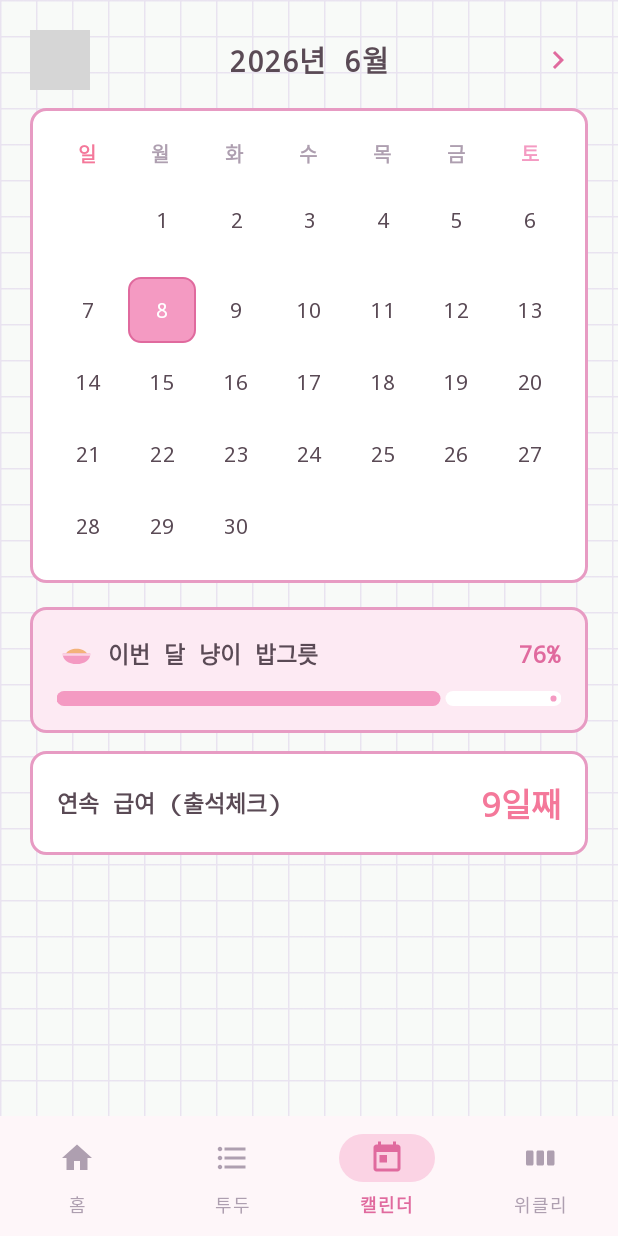
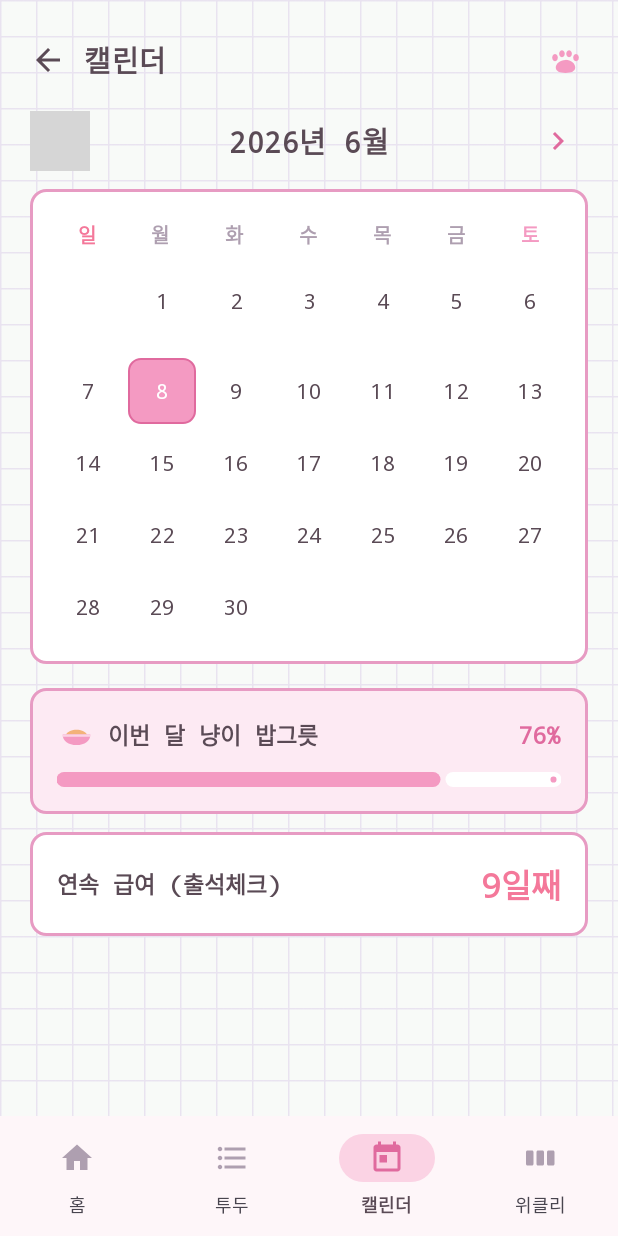
Before and after one commit to hya-th/0236.todo, an Android app: the CalendarFragment screen opened through its navigation route, on a phone screen of 412 x 824 dp. Run offline under Robolectric (Android 15) with nearby library versions, the phone set to English and light mode, and no system bars; our stand-ins replace navigation-ui; grey boxes are pictures that could not be loaded.

Commit message:
하단 네비 활성 라벨 강조 + 캘린더/위클리 백버튼 추가
- GNB 활성 탭 라벨을 핑크+볼드로 표시(itemTextAppearance active/inactive)
- 캘린더 화면 상단에 뒤로가기 바 추가(홈 복귀)
- 위클리 화면 헤더에 뒤로가기 버튼 추가(홈 복귀)

https://claude.ai/code/session_01V4HrYDnru2rdwn1MeXo17k

```diff
--- a/app/src/main/java/com/example/a0236todo/ui/calendar/CalendarFragment.kt
+++ b/app/src/main/java/com/example/a0236todo/ui/calendar/CalendarFragment.kt
@@ -35,6 +35,7 @@ class CalendarFragment : Fragment() {
     }
 
     override fun onViewCreated(view: View, savedInstanceState: Bundle?) {
+        binding.btnBack.setOnClickListener { findNavController().navigate(R.id.homeFragment) }
         binding.btnPrevMonth.setOnClickListener { month = month.minusMonths(1); render() }
         binding.btnNextMonth.setOnClickListener { month = month.plusMonths(1); render() }
         render()
--- a/app/src/main/java/com/example/a0236todo/ui/weekly/WeeklyFragment.kt
+++ b/app/src/main/java/com/example/a0236todo/ui/weekly/WeeklyFragment.kt
@@ -34,6 +34,8 @@ class WeeklyFragment : Fragment() {
     }
 
     override fun onViewCreated(view: View, savedInstanceState: Bundle?) {
+        binding.btnBack.setOnClickListener { findNavController().navigate(R.id.homeFragment) }
+
         val monday = LocalDate.now().with(TemporalAdjusters.previousOrSame(DayOfWeek.MONDAY))
         val today = LocalDate.now()
 
--- a/app/src/main/res/layout/activity_main.xml
+++ b/app/src/main/res/layout/activity_main.xml
@@ -26,7 +26,8 @@
         android:background="@color/white"
         app:itemActiveIndicatorStyle="@style/BottomNavIndicator"
         app:itemIconTint="@color/bottom_nav_color"
-        app:itemTextColor="@color/bottom_nav_color"
+        app:itemTextAppearanceActive="@style/BottomNavTextActive"
+        app:itemTextAppearanceInactive="@style/BottomNavTextInactive"
         app:labelVisibilityMode="labeled"
         app:layout_constraintBottom_toBottomOf="parent"
         app:layout_constraintEnd_toEndOf="parent"
--- a/app/src/main/res/layout/fragment_calendar.xml
+++ b/app/src/main/res/layout/fragment_calendar.xml
@@ -14,11 +14,48 @@
         android:paddingHorizontal="20dp"
         android:paddingBottom="20dp">
 
-        <!-- Header -->
+        <!-- Top bar with back -->
         <LinearLayout
             android:layout_width="match_parent"
             android:layout_height="wrap_content"
             android:layout_marginTop="20dp"
+            android:gravity="center_vertical"
+            android:orientation="horizontal">
+
+            <ImageButton
+                android:id="@+id/btnBack"
+                android:layout_width="40dp"
+                android:layout_height="40dp"
+                android:layout_marginStart="-8dp"
+                android:background="?attr/selectableItemBackgroundBorderless"
+                android:contentDescription="@string/cd_back"
+                android:src="@drawable/ic_arrow_back" />
+
+            <TextView
+                android:layout_width="0dp"
+                android:layout_height="wrap_content"
+                android:layout_marginStart="4dp"
+                android:layout_weight="1"
+                android:fontFamily="monospace"
+                android:letterSpacing="0.02"
+                android:text="@string/nav_calendar"
+                android:textColor="@color/text_primary"
+                android:textSize="19sp"
+                android:textStyle="bold" />
+
+            <ImageView
+                android:layout_width="30dp"
+                android:layout_height="30dp"
+                android:contentDescription="@string/nav_calendar"
+                android:src="@drawable/ic_paw" />
+
+        </LinearLayout>
+
+        <!-- Month nav -->
+        <LinearLayout
+            android:layout_width="match_parent"
+            android:layout_height="wrap_content"
+            android:layout_marginTop="14dp"
             android:gravity="center_vertical"
             android:orientation="horizontal">
 
--- a/app/src/main/res/layout/fragment_weekly.xml
+++ b/app/src/main/res/layout/fragment_weekly.xml
@@ -21,6 +21,16 @@
             android:layout_marginTop="20dp"
             android:gravity="center_vertical"
             android:orientation="horizontal">
+
+            <ImageButton
+                android:id="@+id/btnBack"
+                android:layout_width="40dp"
+                android:layout_height="40dp"
+                android:layout_marginStart="-8dp"
+                android:layout_marginEnd="4dp"
+                android:background="?attr/selectableItemBackgroundBorderless"
+                android:contentDescription="@string/cd_back"
+                android:src="@drawable/ic_arrow_back" />
 
             <TextView
                 android:layout_width="0dp"
--- a/app/src/main/res/values/styles.xml
+++ b/app/src/main/res/values/styles.xml
@@ -3,6 +3,19 @@
 
     <style name="BottomNavIndicator" parent="Widget.Material3.BottomNavigationView.ActiveIndicator">
         <item name="android:color">@color/pink_light</item>
+    </style>
+
+    <style name="BottomNavTextActive">
+        <item name="android:textSize">12sp</item>
+        <item name="android:textStyle">bold</item>
+        <item name="android:textColor">@color/pink_dark</item>
+        <item name="fontFamily">monospace</item>
+    </style>
+
+    <style name="BottomNavTextInactive">
+        <item name="android:textSize">12sp</item>
+        <item name="android:textColor">@color/text_secondary</item>
+        <item name="fontFamily">monospace</item>
     </style>
 
     <style name="CardTitle">
```
